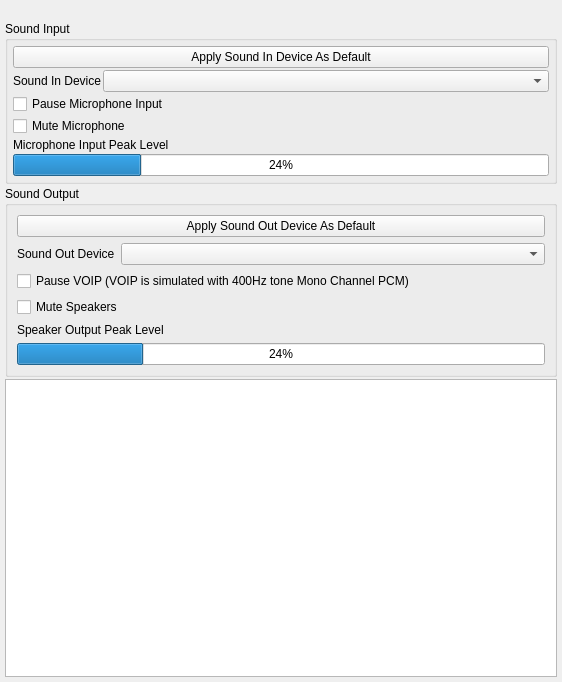
This is AppsSrc/CommonSrc/Forms/AppletSoundSettings.ui in brettrjones-github/nolimitconnect as Qt 5 draws it before an edit. The edited form follows.
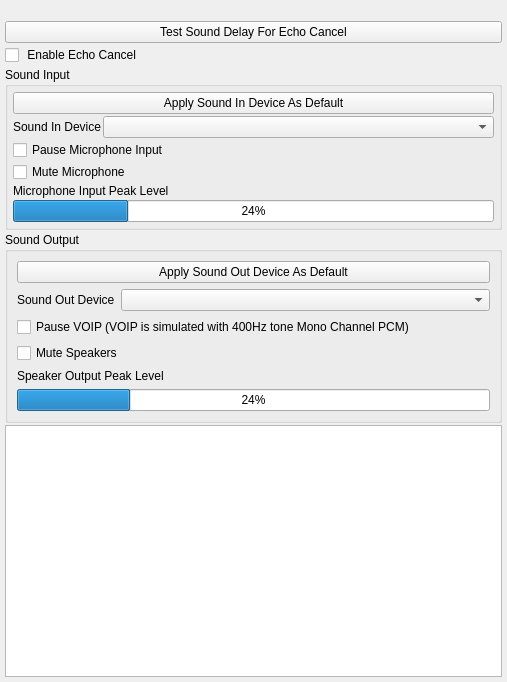
This is the edited form. Custom widgets are drawn as their Qt base class.

Commit message: Move Echo Cancel to library and add implementation in Qt to get better timing etc.

Patch:
```diff
--- a/AppsSrc/CommonSrc/Forms/AppletSoundSettings.ui
+++ b/AppsSrc/CommonSrc/Forms/AppletSoundSettings.ui
@@ -6,7 +6,7 @@
    <rect>
     <x>0</x>
     <y>0</y>
-    <width>562</width>
+    <width>507</width>
     <height>682</height>
    </rect>
   </property>
@@ -57,6 +57,20 @@
      </property>
     </widget>
    </item>
+   <item>
+    <widget class="QPushButton" name="m_TestSoundDelayButton">
+     <property name="text">
+      <string>Test Sound Delay For Echo Cancel</string>
+     </property>
+    </widget>
+   </item>
+   <item>
+    <widget class="QCheckBox" name="m_EchoCancelEnableCheckBox">
+     <property name="text">
+      <string> Enable Echo Cancel</string>
+     </property>
+    </widget>
+   </item>
    <item>
     <widget class="QGroupBox" name="groupBox">
      <property name="title">
```
The commit also changes 3243 other files.
